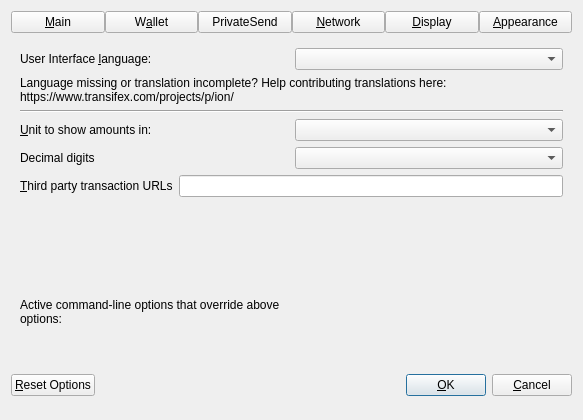
Above: src/qt/forms/optionsdialog.ui from cryptolinux/ion before the change. Below: the same form after it.
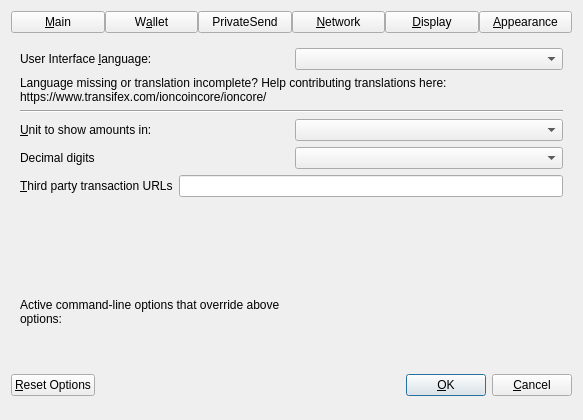
That is the form after the change. The open tabs and pages were chosen to show the change. Custom widgets are drawn as their Qt base class.

```diff
--- a/src/qt/forms/optionsdialog.ui
+++ b/src/qt/forms/optionsdialog.ui
@@ -755,7 +755,7 @@
          </property>
          <property name="text">
           <string>Language missing or translation incomplete? Help contributing translations here:
-https://www.transifex.com/projects/p/ion/</string>
+https://www.transifex.com/ioncoincore/ioncore/</string>
          </property>
          <property name="wordWrap">
           <bool>true</bool>
```
